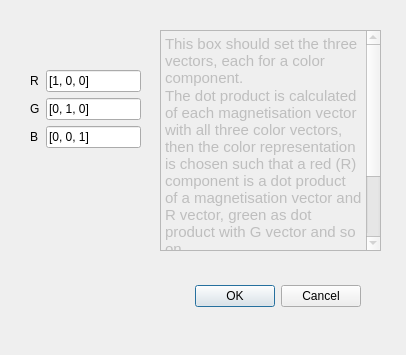
LemurPwned/VISM, file Windows/UI_files/vectorSettings.ui: the form before one commit.
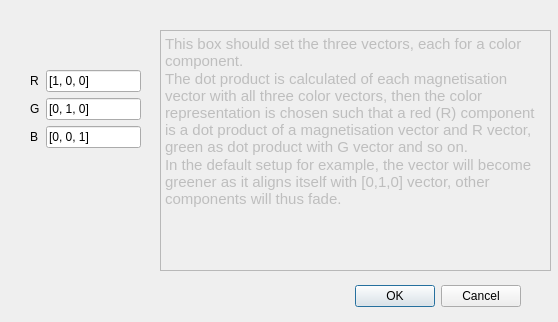
The form after the commit.

Commit message: fixed pop up windows

Patch:
```diff
--- a/Windows/UI_files/vectorSettings.ui
+++ b/Windows/UI_files/vectorSettings.ui
@@ -6,8 +6,8 @@
    <rect>
     <x>0</x>
     <y>0</y>
-    <width>406</width>
-    <height>355</height>
+    <width>558</width>
+    <height>322</height>
    </rect>
   </property>
   <property name="windowTitle">
@@ -16,7 +16,7 @@
   <widget class="QDialogButtonBox" name="buttonBox">
    <property name="geometry">
     <rect>
-     <x>20</x>
+     <x>180</x>
      <y>280</y>
      <width>341</width>
      <height>32</height>
@@ -94,8 +94,8 @@
     <rect>
      <x>160</x>
      <y>30</y>
-     <width>221</width>
-     <height>221</height>
+     <width>391</width>
+     <height>241</height>
     </rect>
    </property>
    <property name="html">
```
The commit also changes 7 other files.
